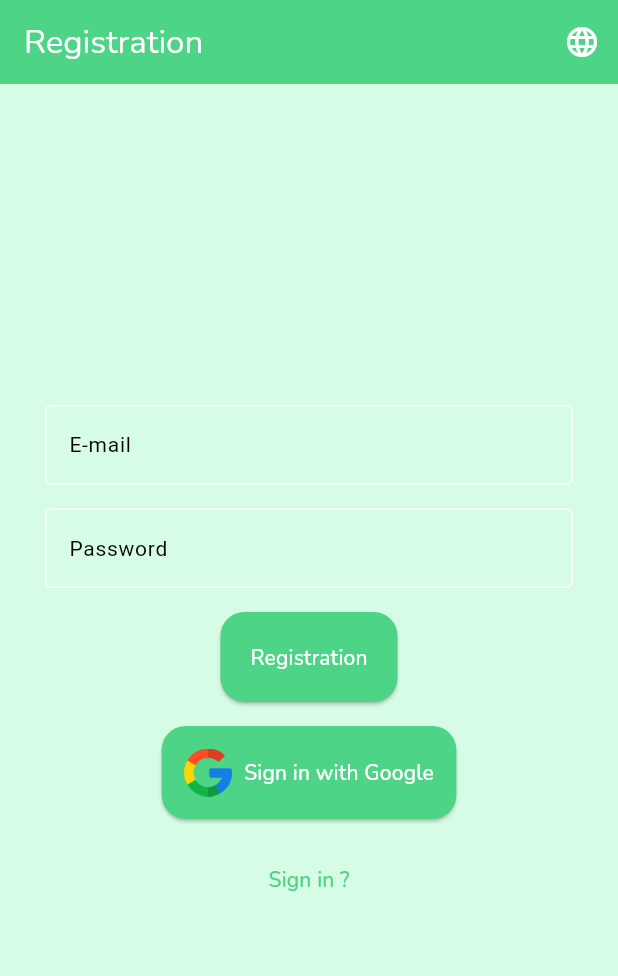
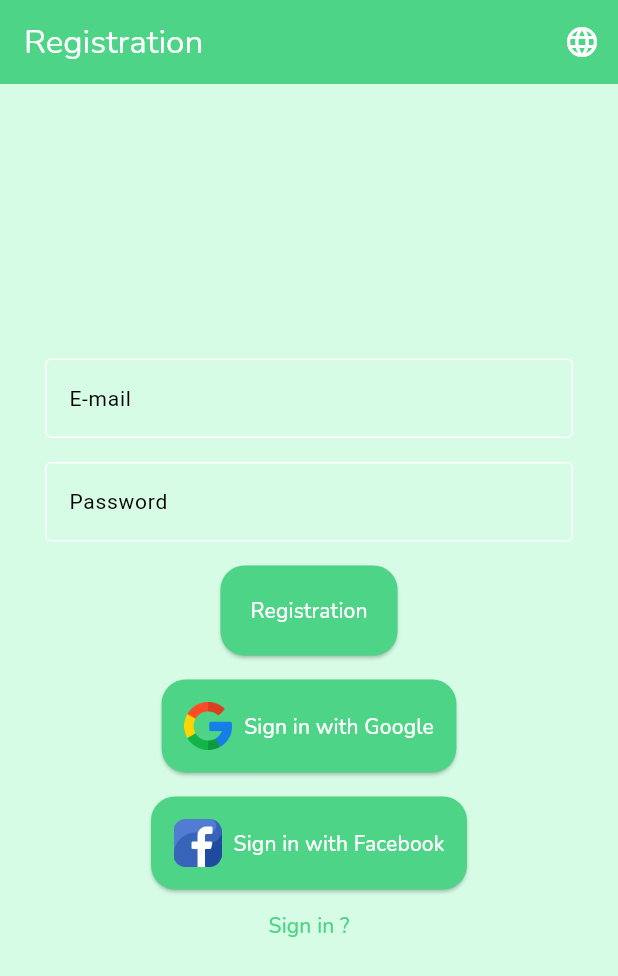
Before and after one commit to Nastyashes/todo, a Flutter app: the screen it shows after launch, on a phone screen of 412 x 824 dp. Shown: the top 976 px of the screen. Run offline on Flutter 3.47's test engine with Material 3 defaults, Android fonts, the phone set to English and light mode, and no system bars; our stand-ins replace cloud_firestore, firebase_auth, firebase_core, google_fonts, responsive_framework; accounts and stored records are empty.

Commit message:
add button sing facebook

```diff
--- a/lib/l10n/intl_en.arb
+++ b/lib/l10n/intl_en.arb
@@ -8,7 +8,7 @@
   "completed": "Completed",
   "notFulfilled": "Not Fulfilled",
   "allNotes": "All Notes",
-  "signInFaceBook": "Sign in with FaceBook",
+  "signInFacebook": "Sign in with Facebook",
   "signInGoogle": "Sign in with Google",
   "logout": "Logout",
   "ua": "Ukraine",
--- a/lib/l10n/intl_uk.arb
+++ b/lib/l10n/intl_uk.arb
@@ -8,7 +8,7 @@
     "completed" : "Виконано",
     "notFulfilled" : "Не виконано",
     "allNotes" : "Всі замітки",
-    "signInFaceBook" : "Увійти з FaceBook",
+    "signInFacebook" : "Увійти з Facebook",
     "signInGoogle" : "Увійти з Google",
     "logout" :"Вийти",
     "ua" : "Українська",
--- a/lib/screen/auth_screen/auth_screen.dart
+++ b/lib/screen/auth_screen/auth_screen.dart
@@ -90,6 +90,22 @@ class _AuthScreenState extends State<AuthScreen> {
           onPressed: () {},
         ),
         const SizedBox(height: 16.0),
+        ElevatedButton.icon(
+          style: ButtonStyle(
+            shape: WidgetStateProperty.all(
+              RoundedRectangleBorder(
+                borderRadius: BorderRadius.circular(16),
+              ),
+            ),
+            padding: const WidgetStatePropertyAll(EdgeInsets.all(15)),
+          ),
+          icon: Image.asset(
+            'assets/icons/facebook.png',
+            width: 32,
+          ),
+          label: Text(S.of(context).signInFacebook),
+          onPressed: () {},
+        ),
         TextButton(
             child: Text('$buttonSwapText ?'),
             onPressed: () {
```
Also changed, not shown: assets/icons/facebook.png (added), lib/generated/intl/messages_en.dart, lib/generated/intl/messages_uk.dart, lib/generated/l10n.dart.
